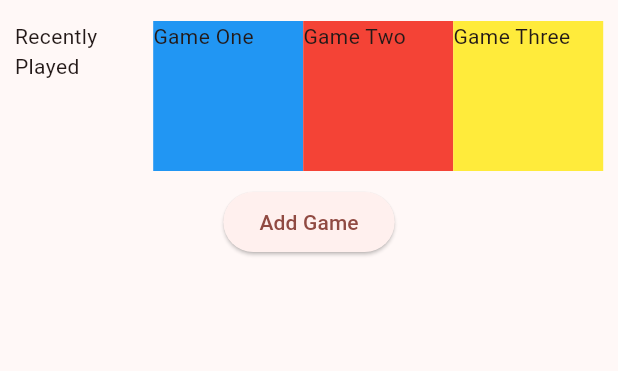
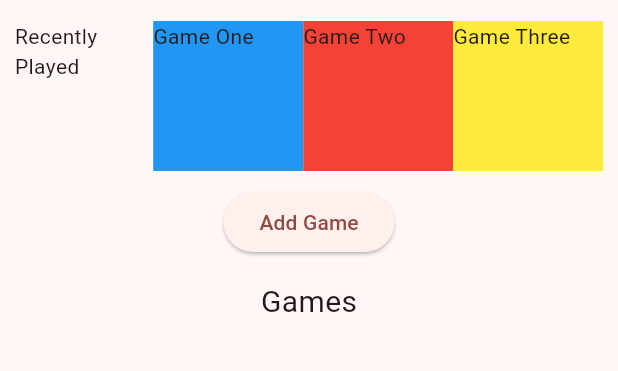
Before and after one commit to andrew-kula931/WorkingItOut, a Flutter app: the GamingHome screen opened directly, on a phone screen of 412 x 824 dp, the part 63-434 px from its top. Run offline on Flutter 3.47's test engine with Material 3 defaults, Android fonts, the light colour scheme and no system bars; our stand-ins replace file_picker, hive_flutter; accounts and stored records are empty.

Commit message:
made the game list a grid

```diff
--- a/lib/gaming_components/add_game.dart
+++ b/lib/gaming_components/add_game.dart
@@ -29,7 +29,7 @@ class _AddGameState extends State<AddGame> {
         final img.Image? image = img.decodeImage(file);
 
         if (image != null) {
-          final img.Image resizedImage = img.copyResize(image, width: 200);
+          final img.Image resizedImage = img.copyResize(image, width: 150, height: 150);
 
           final Uint8List resizedImageBytes = Uint8List.fromList(img.encodePng(resizedImage));
           setState(() {
--- a/lib/gaming_pages/gaming_home.dart
+++ b/lib/gaming_pages/gaming_home.dart
@@ -1,6 +1,7 @@
 import 'package:flutter/material.dart';
 import '../gaming_components/add_game.dart';
 import 'package:hive_flutter/hive_flutter.dart';
+import '../data/gaming_db.dart';
 
 class GamingHome extends StatefulWidget {
   const GamingHome({super.key});
@@ -75,14 +76,43 @@ class _GamingHomeState extends State<GamingHome> {
               child: const Text('Add Game')
             ),
           ),
-          SizedBox(
-            height: MediaQuery.of(context).size.height * .5,
-            child: ListView.builder(
-              itemCount: games.length,
-              itemBuilder: (context, index) {
-                return Text('Game #$index');
-              }
-            )
+          const Padding(
+            padding: EdgeInsets.only(top: 5),
+            child: Text('Games', style: TextStyle(fontSize: 20)),
+          ),
+          Padding(
+            padding: const EdgeInsets.all(10),
+            child: SizedBox(
+              height: MediaQuery.of(context).size.height * .58,
+              child: GridView.builder(
+                gridDelegate: const SliverGridDelegateWithMaxCrossAxisExtent(
+                  maxCrossAxisExtent: 180.0,
+                  crossAxisSpacing: 8.0,
+                  mainAxisSpacing: 8.0),
+                itemCount: games.length,
+                itemBuilder: (context, index) {
+                  var item = games.getAt(index);
+                  return Container(
+                    color: const Color.fromARGB(99, 46, 33, 129),
+                    child: Padding(
+                      padding: const EdgeInsets.only(bottom: 4),
+                      child: Column(
+                        mainAxisSize: MainAxisSize.min,
+                        children: [
+                          Text(item.name),
+                          item.imageBytes != null ?
+                            Expanded(
+                              child: Image.memory(
+                                item!.imageBytes!,
+                                fit: BoxFit.contain,)
+                              ) : const Text('No image'),
+                        ],
+                      )
+                    )
+                  );
+                }
+              )
+            ),
           ),
         ],
       ),
```
